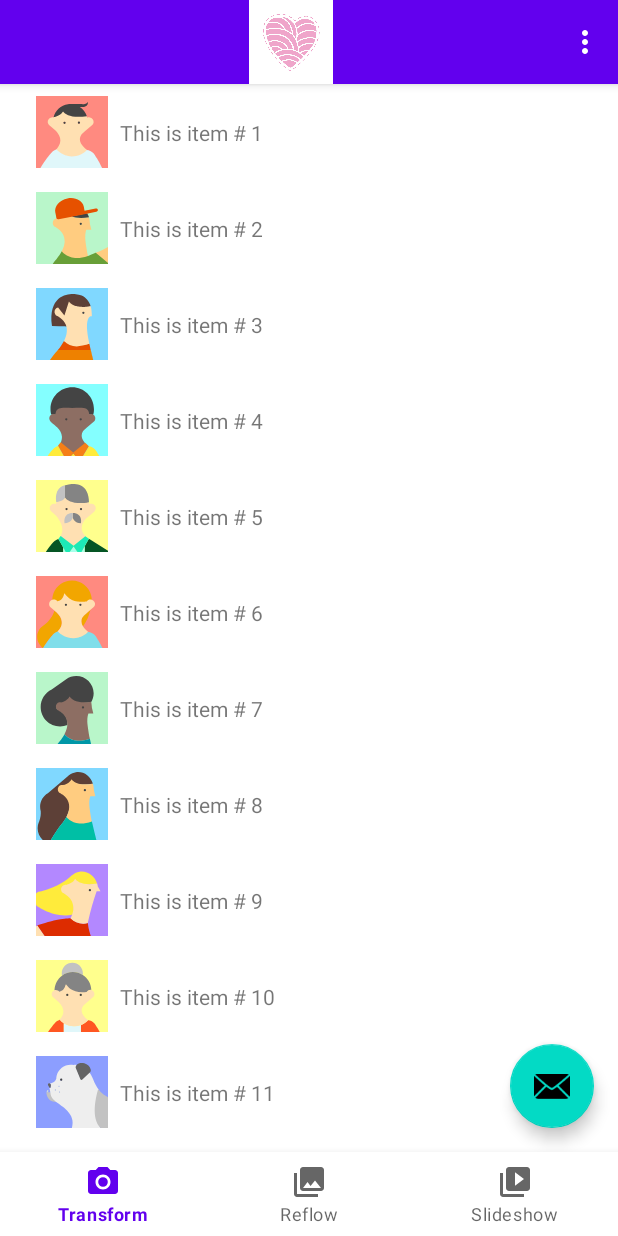
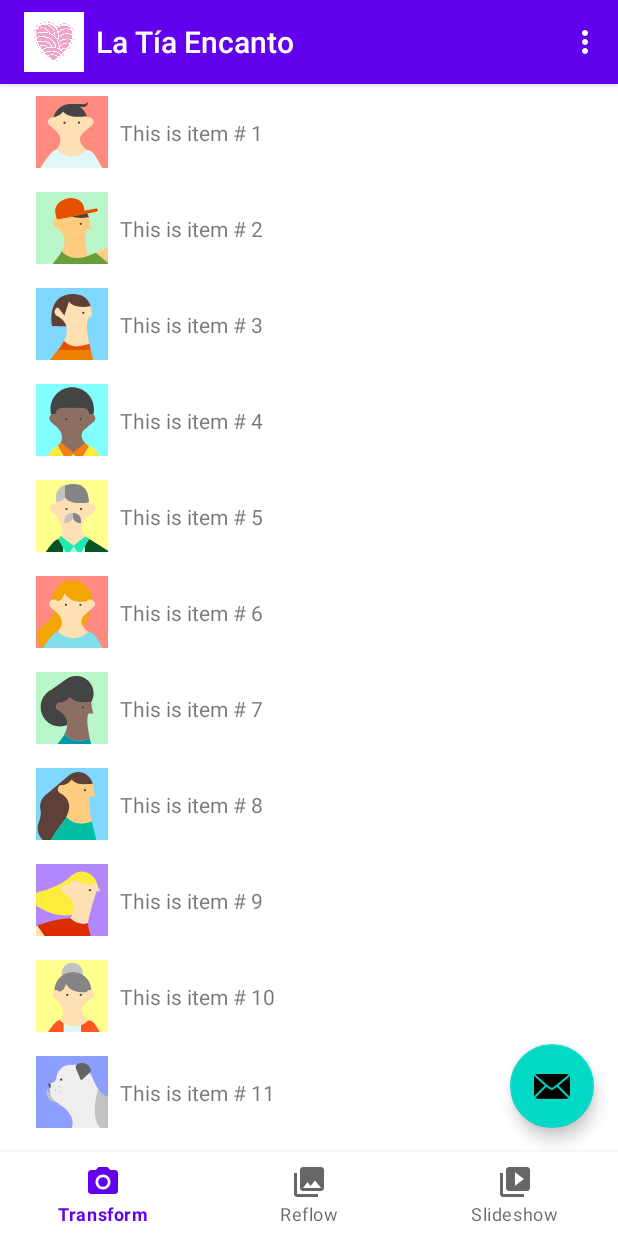
Before and after one commit to aflaogonzalez/Android_LTE_App, an Android app: the screen it shows after launch (MainActivity), on a phone screen of 412 x 824 dp. Run offline under Robolectric (Android 15) with nearby library versions, the phone set to English and light mode, and no system bars; our stand-ins replace navigation-ui; 1 statement that could not run was skipped.

Commit message:
Se alinea el logo  a la iz y se agrega nombre de la empresa

```diff
--- a/app/src/main/java/cl/lte/lte_app/MainActivity.kt
+++ b/app/src/main/java/cl/lte/lte_app/MainActivity.kt
@@ -25,10 +25,8 @@ class MainActivity : AppCompatActivity() {
         setContentView(binding.root)
         setSupportActionBar(binding.appBarMain.toolbar)
 
-        // Muestra el logo en la Toolbar
-        supportActionBar?.setDisplayShowHomeEnabled(true)
-        supportActionBar?.setLogo(R.drawable.logo)
-        supportActionBar?.setDisplayUseLogoEnabled(true)
+        // Oculta el título predeterminado de la Toolbar
+        supportActionBar?.setDisplayShowTitleEnabled(false)
 
         binding.appBarMain.fab?.setOnClickListener { view ->
             Snackbar.make(view, "Replace with your own action", Snackbar.LENGTH_LONG)
--- a/app/src/main/res/layout/app_bar_main.xml
+++ b/app/src/main/res/layout/app_bar_main.xml
@@ -17,7 +17,30 @@
             android:layout_width="match_parent"
             android:layout_height="?attr/actionBarSize"
             android:background="?attr/colorPrimary"
-            app:popupTheme="@style/Theme.LTE_App.PopupOverlay" />
+            app:popupTheme="@style/Theme.LTE_App.PopupOverlay">
+
+            <LinearLayout
+                android:layout_width="wrap_content"
+                android:layout_height="wrap_content"
+                android:gravity="center_vertical"
+                android:orientation="horizontal">
+
+                <ImageView
+                    android:layout_width="40dp"
+                    android:layout_height="40dp"
+                    android:adjustViewBounds="true"
+                    android:scaleType="fitCenter"
+                    android:src="@drawable/logo" />
+
+                <TextView
+                    android:layout_width="wrap_content"
+                    android:layout_height="wrap_content"
+                    android:layout_marginStart="8dp"
+                    android:text="La Tía Encanto"
+                    android:textColor="@android:color/white"
+                    style="@style/TextAppearance.AppCompat.Widget.ActionBar.Title"/>
+            </LinearLayout>
+        </androidx.appcompat.widget.Toolbar>
 
     </com.google.android.material.appbar.AppBarLayout>
 
```
